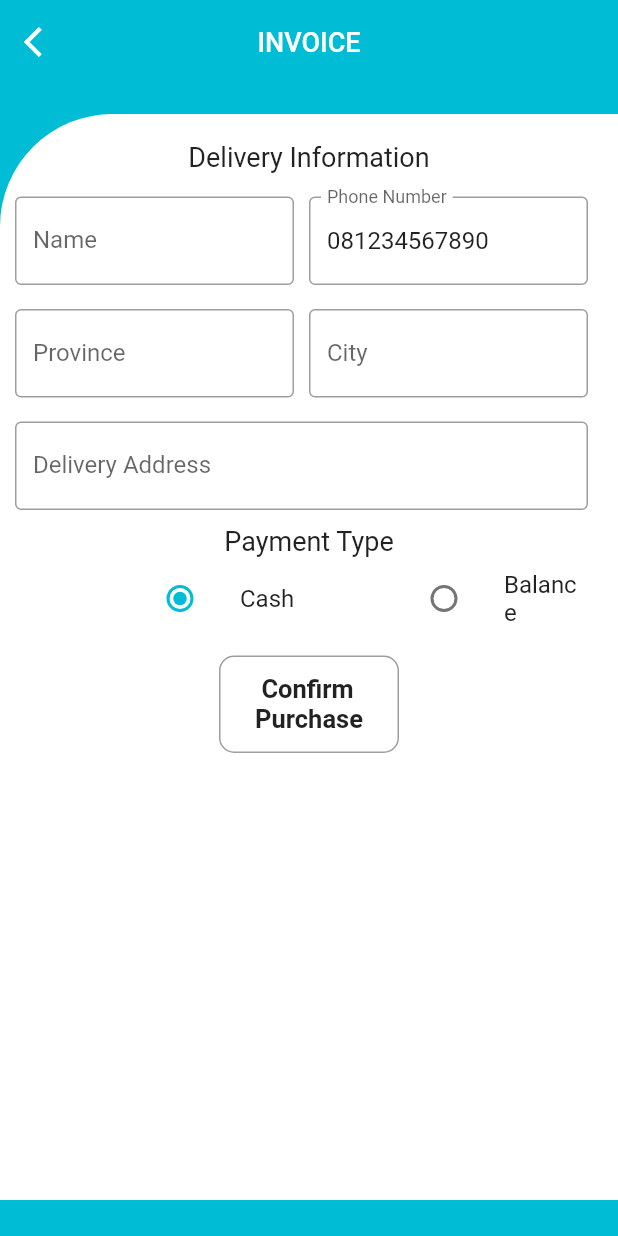
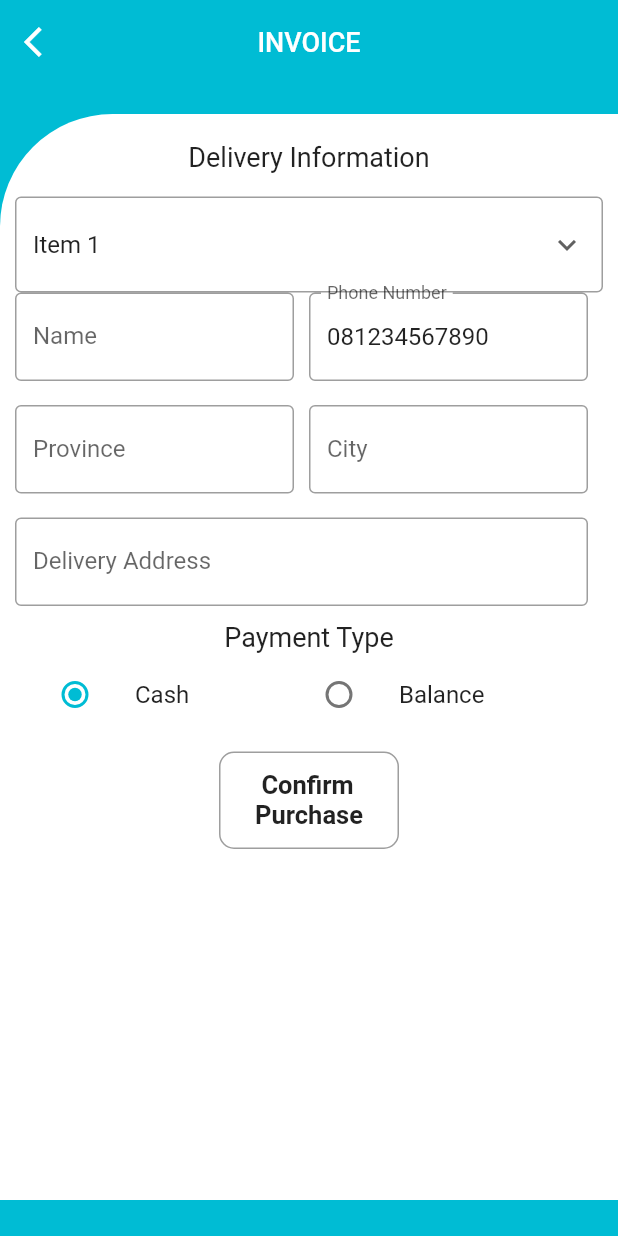
Before and after one commit to AlvynStane/JHA-food, a Flutter app: the CheckOutPage screen opened directly, on a phone screen of 412 x 824 dp. Run offline on Flutter 3.47's test engine with Material 2 defaults, Android fonts, the phone set to English and light mode, and no system bars; accounts and stored records are empty; Roboto replaces fonts that are missing (Montserrat); project files that could hold a hidden picture were left out.

Commit message:
Memperbaiki halaman sign up dan dropdown address

```diff
--- a/lib/pages/front_page/signup/signup.dart
+++ b/lib/pages/front_page/signup/signup.dart
@@ -124,7 +124,6 @@ class _Register_NewsState extends State<Register_News> {
                         Icons.lock,
                       ),
                       suffixIcon: IconButton(
-                        color: Colors.transparent,
                         icon: Icon(
                           _obscureText
                               ? Icons.visibility_off
@@ -153,7 +152,8 @@ class _Register_NewsState extends State<Register_News> {
                             0,
                             showErrorSnackBar);
                         if (create) {
-                          accountProvider.login(accountProvider.accountList.last);
+                          accountProvider
+                              .login(accountProvider.accountList.last);
                           Navigator.pushReplacement(
                               context,
                               MaterialPageRoute(
--- a/lib/pages/main_page/menu/check_out.dart
+++ b/lib/pages/main_page/menu/check_out.dart
@@ -16,6 +16,16 @@ class _CheckOutPageState extends State<CheckOutPage> {
   final GlobalKey<FormState> _formKey = GlobalKey<FormState>();
   PaymentType pt = PaymentType.Cash;
   bool show = false;
+  String dropdownvalue = 'Item 1';
+
+  // List of items in our dropdown menu
+  var items = [
+    'Item 1',
+    'Item 2',
+    'Item 3',
+    'Item 4',
+    'Item 5',
+  ];
 
   void showErrorSnackBar(String message) {
     final snackBar = SnackBar(content: Text(message));
@@ -72,7 +82,9 @@ class _CheckOutPageState extends State<CheckOutPage> {
         Provider.of<AccountProvider>(context, listen: false);
     double balance = accountProvider.loggedInAccount?.balance ?? 0;
     return Scaffold(
-        backgroundColor: context.watch<DarkThemeProvider>().darkTheme ? Colors.grey[800] : Colors.cyan,
+      backgroundColor: context.watch<DarkThemeProvider>().darkTheme
+          ? Colors.grey[800]
+          : Colors.cyan,
       appBar: AppBar(
         leading: IconButton(
           onPressed: () {
@@ -87,12 +99,15 @@ class _CheckOutPageState extends State<CheckOutPage> {
             style: TextStyle(fontSize: 18.0, color: Colors.white)),
         centerTitle: true,
       ),
-        body: Column(children: <Widget>[
+      body: Column(
+        children: <Widget>[
           const SizedBox(height: 20.0),
           Container(
               height: MediaQuery.of(context).size.height - 100.0,
               decoration: BoxDecoration(
-                color: context.watch<DarkThemeProvider>().darkTheme ? Colors.grey[850] : Colors.white,
+                color: context.watch<DarkThemeProvider>().darkTheme
+                    ? Colors.grey[850]
+                    : Colors.white,
                 borderRadius: BorderRadius.only(topLeft: Radius.circular(75.0)),
               ),
               child: SingleChildScrollView(
@@ -109,6 +124,25 @@ class _CheckOutPageState extends State<CheckOutPage> {
                             style: TextStyle(fontSize: 18.0),
                           ),
                           const SizedBox(height: 16),
+                          DropdownButtonFormField(
+                            value: dropdownvalue,
+                            decoration: InputDecoration(
+                              border: OutlineInputBorder(),
+                              hintText: 'Select your address',
+                            ),
+                            icon: const Icon(Icons.keyboard_arrow_down),
+                            items: items.map((String items) {
+                              return DropdownMenuItem(
+                                value: items,
+                                child: Text(items),
+                              );
+                            }).toList(),
+                            onChanged: (String? newValue) {
+                              setState(() {
+                                dropdownvalue = newValue!;
+                              });
+                            },
+                          ),
                           Row(
                             children: [
                               SizedBox(
@@ -221,7 +255,7 @@ class _CheckOutPageState extends State<CheckOutPage> {
                           Row(
                             children: [
                               Container(
-                                margin: const EdgeInsets.only(left: 70),
+                                margin: const EdgeInsets.only(left: 0),
                                 width: (MediaQuery.of(context).size.width / 2) -
                                     30,
                                 child: ListTile(
@@ -240,7 +274,7 @@ class _CheckOutPageState extends State<CheckOutPage> {
                               ),
                               SizedBox(
                                 width: (MediaQuery.of(context).size.width / 2) -
-                                    60,
+                                    30,
                                 child: ListTile(
                                   title: const Text('Balance'),
                                   leading: Radio(
@@ -280,7 +314,8 @@ class _CheckOutPageState extends State<CheckOutPage> {
                               ),
                               onTap: () {
                                 if (!(_formKey.currentState!.validate())) {
-                                      showErrorSnackBar("Please fill the required info!");
+                                  showErrorSnackBar(
+                                      "Please fill the required info!");
                                 } else if (pt == PaymentType.Balance) {
                                   if (balance <= total) {
                                     showErrorSnackBar("Insufficient balance!");
--- a/lib/pages/main_page/profile/contact.dart
+++ b/lib/pages/main_page/profile/contact.dart
@@ -58,7 +58,7 @@ class _ContactState extends State<Contact> {
             SizedBox(height: 15),
             Form(
               child: SizedBox(
-                width: 380,
+                width: 300,
                 child: Column(
                   crossAxisAlignment: CrossAxisAlignment.start,
                   children: [
@@ -151,7 +151,7 @@ class _ContactState extends State<Contact> {
             ),
             Container(
               margin: const EdgeInsets.only(top: 10),
-              padding: const EdgeInsets.only(top: 15, left: 290, bottom: 15),
+              padding: const EdgeInsets.only(top: 10, left: 205, bottom: 15),
               child: SizedBox(
                 height: 40,
                 width: 90,
```
Also changed, not shown: lib/pages/main_page/menu/cart_page.dart (+41 -17 lines), lib/pages/main_page/profile/history.dart (+6 -1 lines). Lines whose indentation alone changed are shown as unchanged.
